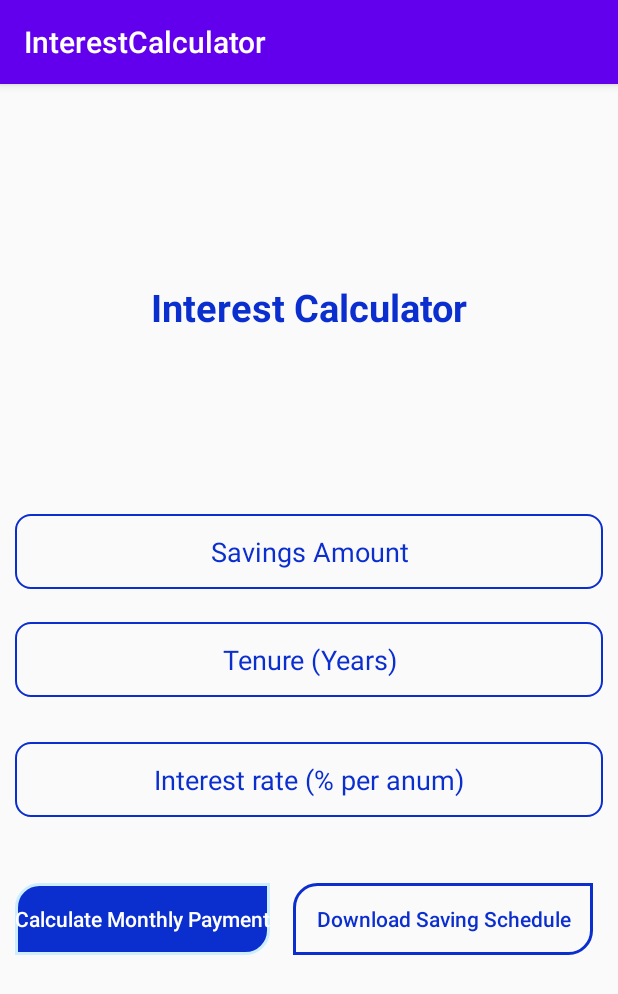
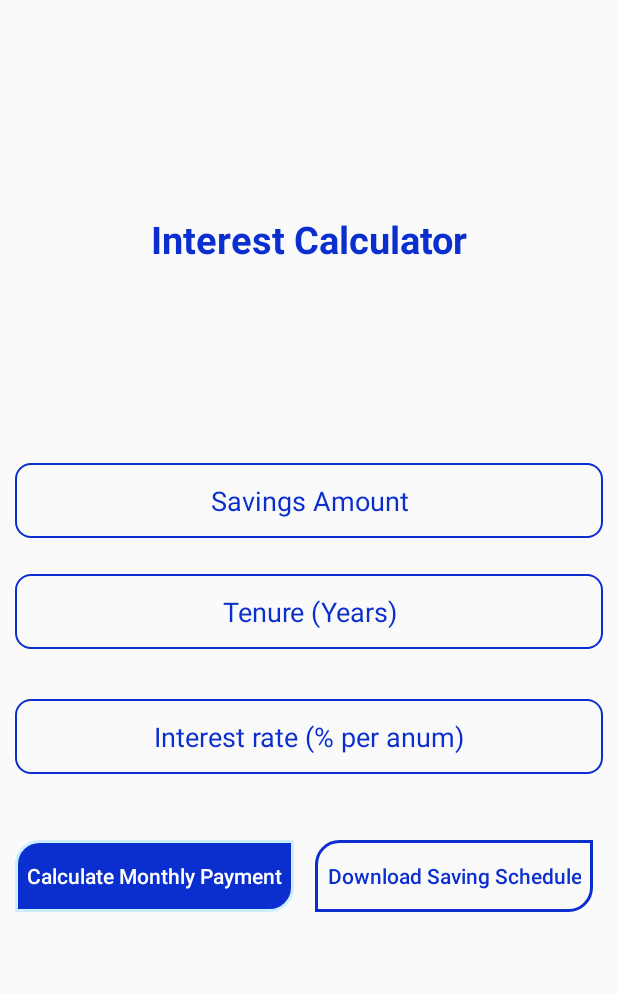
Before and after one commit to onumengine/MobileForceInterestCalculator, an Android app: the screen it shows after launch (MainActivity), on a phone screen of 412 x 824 dp. Shown: the top 994 px of the screen. Run offline under Robolectric (Android 15) with nearby library versions, the phone set to English and light mode, and no system bars.

Commit message:
Conflicts fixed

```diff
--- a/app/src/main/java/com/example/interestcalculator/MainActivity.java
+++ b/app/src/main/java/com/example/interestcalculator/MainActivity.java
@@ -19,14 +19,14 @@ public class MainActivity extends AppCompatActivity {
         super.onCreate(savedInstanceState);
         setContentView(R.layout.activity_main);
 
-        SavingsAmountET.findViewById(R.id.EditTv1);
-        TenureET.findViewById(R.id.EditTv2);
-        InterestRateET.findViewById(R.id.EditTv3);
+        SavingsAmountET = findViewById(R.id.EditTv1);
+        TenureET = findViewById(R.id.EditTv2);
+        InterestRateET = findViewById(R.id.EditTv3);
 
 
-        String Amount = SavingsAmountET.toString();
-        String Tenure = TenureET.toString();
-        String InterestRate = InterestRateET.toString();
+        String Amount = SavingsAmountET.getText().toString();
+        String Tenure = TenureET.getText().toString();
+        String InterestRate = InterestRateET.getText().toString();
 
 
 
--- a/app/src/main/res/layout/activity_main.xml
+++ b/app/src/main/res/layout/activity_main.xml
@@ -74,9 +74,10 @@
 
     <Button
         android:id="@+id/ButtonID"
-        android:layout_width="170dp"
+        android:layout_width="wrap_content"
         android:layout_height="wrap_content"
         android:layout_marginTop="44dp"
+        android:padding="8dp"
         android:background="@drawable/btn_bg"
         android:text="@string/calculate_monthly_payment"
         android:textAllCaps="false"
@@ -88,9 +89,10 @@
 
     <Button
         android:id="@+id/Button2ID"
-        android:layout_width="200dp"
+        android:layout_width="wrap_content"
         android:layout_height="wrap_content"
         android:layout_marginTop="44dp"
+        android:padding="8dp"
         android:background="@drawable/btn_bg2"
         android:text="@string/download_saving_schedule"
         android:textAllCaps="false"
--- a/app/src/main/res/values/styles.xml
+++ b/app/src/main/res/values/styles.xml
@@ -1,7 +1,7 @@
 <resources>
 
     <!-- Base application theme. -->
-    <style name="AppTheme" parent="Theme.AppCompat.Light.DarkActionBar">
+    <style name="AppTheme" parent="Theme.AppCompat.Light.NoActionBar">
         <!-- Customize your theme here. -->
         <item name="colorPrimary">@color/colorPrimary</item>
         <item name="colorPrimaryDark">@color/colorPrimaryDark</item>
```
